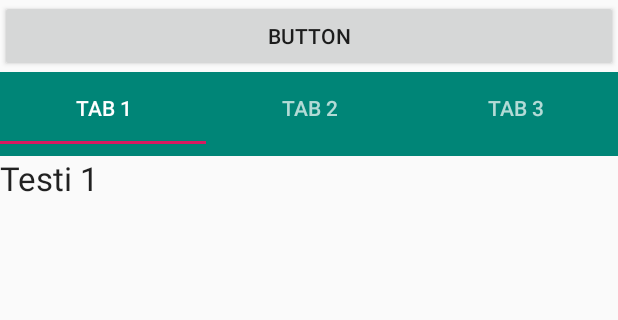
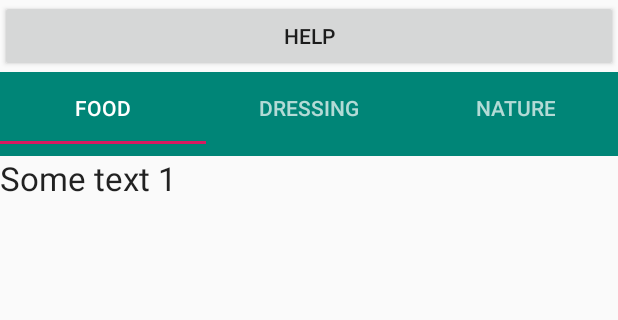
Before and after one commit to hti-group4/PECS2life, an Android app: the screen it shows after launch (MainActivity), on a phone screen of 412 x 824 dp, the part 84-404 px from its top. Run offline under Robolectric (Android 15) with nearby library versions, the phone set to English and light mode, and no system bars.

Commit message:
1: MainActivity: removed unnecessary imports. 2: Replaced some hardcoded strings with real values in strings.xml

```diff
--- a/PECS2lifeAndroid/app/src/main/java/io/github/htigroup4/pecs2life/MainActivity.java
+++ b/PECS2lifeAndroid/app/src/main/java/io/github/htigroup4/pecs2life/MainActivity.java
@@ -17,9 +17,6 @@
 package io.github.htigroup4.pecs2life;
 
 import android.os.Bundle;
-//import android.support.design.widget.TabLayout;
-//import android.support.v4.view.ViewPager;
-//import android.support.v7.app.AppCompatActivity;
 
 import com.google.android.material.tabs.TabLayout;
 import androidx.appcompat.app.AppCompatActivity;
@@ -52,9 +49,9 @@ public class MainActivity extends AppCompatActivity {
         // Create an instance of the tab layout from the view.
         TabLayout tabLayout = findViewById(R.id.tab_layout);
         // Set the text for each tab.
-        tabLayout.addTab(tabLayout.newTab().setText("Tab 1"));
-        tabLayout.addTab(tabLayout.newTab().setText("Tab 2")); // R.string.tab_label2
-        tabLayout.addTab(tabLayout.newTab().setText("Tab 3"));
+        tabLayout.addTab(tabLayout.newTab().setText(R.string.tab_text_1));
+        tabLayout.addTab(tabLayout.newTab().setText(R.string.tab_text_2));
+        tabLayout.addTab(tabLayout.newTab().setText(R.string.tab_text_3));
 
         // Set the tabs to fill the entire layout.
         tabLayout.setTabGravity(TabLayout.GRAVITY_FILL);
--- a/PECS2lifeAndroid/app/src/main/res/layout/activity_main.xml
+++ b/PECS2lifeAndroid/app/src/main/res/layout/activity_main.xml
@@ -1,20 +1,4 @@
 <?xml version="1.0" encoding="utf-8"?>
-<!--
-  ~ Copyright (C) 2018 Google Inc.
-  ~
-  ~ Licensed under the Apache License, Version 2.0 (the "License");
-  ~ you may not use this file except in compliance with the License.
-  ~ You may obtain a copy of the License at
-  ~
-  ~     http://www.apache.org/licenses/LICENSE-2.0
-  ~
-  ~ Unless required by applicable law or agreed to in writing, software
-  ~ distributed under the License is distributed on an "AS IS" BASIS,
-  ~ WITHOUT WARRANTIES OR CONDITIONS OF ANY KIND, either express or implied.
-  ~ See the License for the specific language governing permissions and
-  ~ limitations under the License.
-  -->
-
 <RelativeLayout xmlns:android="http://schemas.android.com/apk/res/android"
     xmlns:app="http://schemas.android.com/apk/res-auto"
     xmlns:tools="http://schemas.android.com/tools"
@@ -60,6 +44,6 @@
         android:layout_alignParentEnd="true"
         android:layout_marginTop="0dp"
         android:layout_marginBottom="0dp"
-        android:text="Button" />
+        android:text="@string/help_request_button" />
 
 </RelativeLayout>
--- a/PECS2lifeAndroid/app/src/main/res/layout/tab_fragment1.xml
+++ b/PECS2lifeAndroid/app/src/main/res/layout/tab_fragment1.xml
@@ -23,7 +23,7 @@
     <TextView
         android:layout_width="wrap_content"
         android:layout_height="wrap_content"
-        android:text="Testi 1"
+        android:text="Some text 1"
         android:textAppearance="?android:attr/textAppearanceLarge"/>
 
 </RelativeLayout>
--- a/PECS2lifeAndroid/app/src/main/res/layout/tab_fragment2.xml
+++ b/PECS2lifeAndroid/app/src/main/res/layout/tab_fragment2.xml
@@ -23,7 +23,7 @@
     <TextView
         android:layout_width="wrap_content"
         android:layout_height="wrap_content"
-        android:text="Testi 2"
+        android:text="Some text 2"
         android:textAppearance="?android:attr/textAppearanceLarge"/>
 
 </RelativeLayout>
--- a/PECS2lifeAndroid/app/src/main/res/layout/tab_fragment3.xml
+++ b/PECS2lifeAndroid/app/src/main/res/layout/tab_fragment3.xml
@@ -23,7 +23,7 @@
     <TextView
         android:layout_width="wrap_content"
         android:layout_height="wrap_content"
-        android:text="Testi 3"
+        android:text="Some text 3"
         android:textAppearance="?android:attr/textAppearanceLarge"/>
 
 </RelativeLayout>
--- a/PECS2lifeAndroid/app/src/main/res/values/strings.xml
+++ b/PECS2lifeAndroid/app/src/main/res/values/strings.xml
@@ -3,4 +3,5 @@
     <string name="tab_text_1">Food</string>
     <string name="tab_text_2">Dressing</string>
     <string name="tab_text_3">Nature</string>
+    <string name="help_request_button">Help</string>
 </resources>
```
